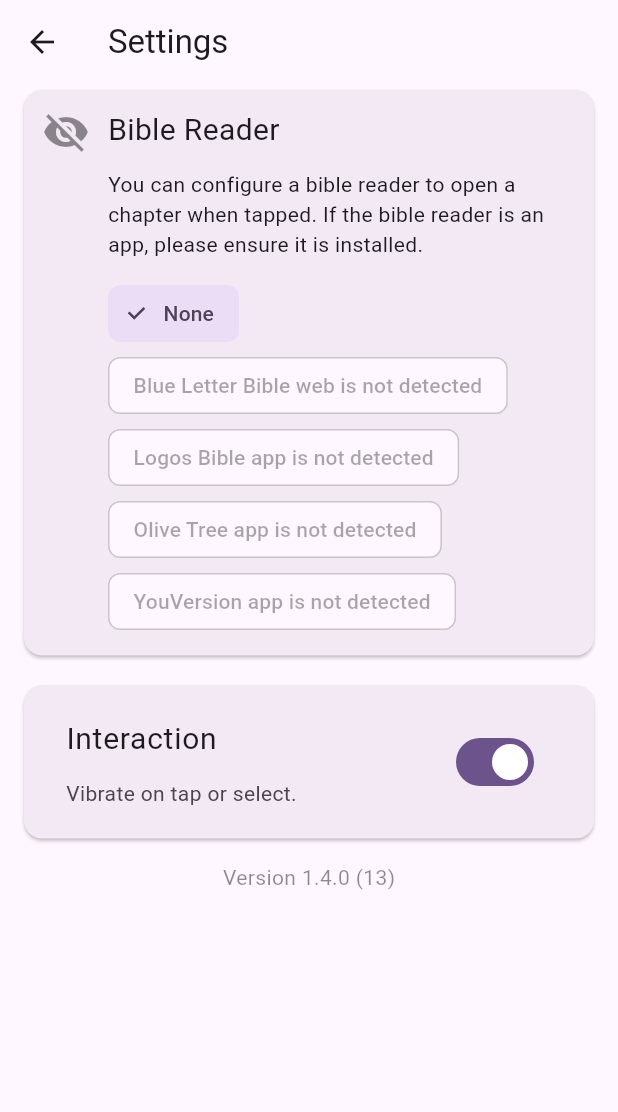
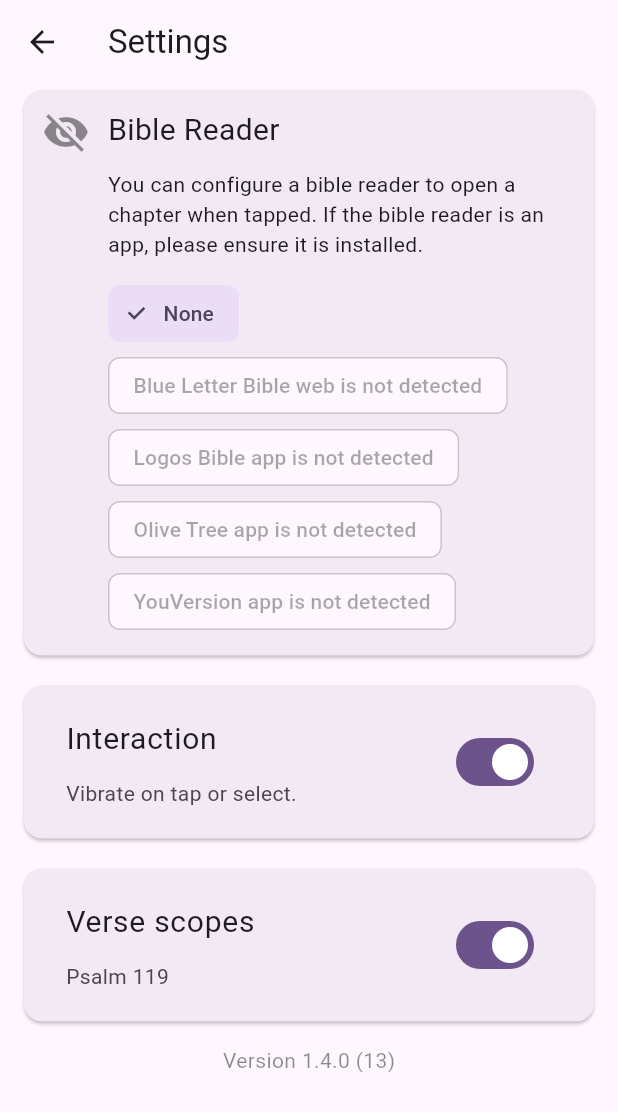
Before and after one commit to dizzib/bible-feed, a Flutter app: the screen it shows after launch, after a tap on the "settings" icon, on a phone screen of 412 x 824 dp. Shown: the top 1112 px of the screen. Run offline on Flutter 3.47's test engine with Material 3 defaults, Android fonts, the phone set to English and light mode, and no system bars; our stand-ins replace auto_size_text, clock, dartx, get_it, injectable, package_info_plus and 2 more; missing offline and left inert: app_install_events.

Commit message:
add verse scopes ui

```diff
--- a/lib/service/verse_scope_service.dart
+++ b/lib/service/verse_scope_service.dart
@@ -32,6 +32,7 @@ class VerseScopeService extends ChangeNotifier {
   }
 
   String verseScopeName(Feed f) {
+    if (!isEnabled) return '';
     final vsm = _verseScopeMap(f);
     if (vsm == null) return '';
     return vsm[f.verse]!.replaceAll('_', String.fromCharCode(0x00A0));
--- a/lib/view/feed_card.dart
+++ b/lib/view/feed_card.dart
@@ -6,6 +6,7 @@ import '/model/feed.dart';
 import '/model/feeds.dart';
 import '/service/bible_reader_service.dart';
 import '/service/haptic_service.dart';
+import '/service/verse_scope_service.dart';
 import 'book_chapter_dialog.dart';
 import 'feed_card_book_chapter.dart';
 import 'feed_card_title_bar.dart';
@@ -18,6 +19,7 @@ class FeedCard extends WatchingWidget {
   build(context) {
     final brs = watchIt<BibleReaderService>();
     final feeds = watchIt<Feeds>();
+    watchIt<VerseScopeService>();
     watch(feed);
 
     return AnimatedOpacity(
--- a/lib/view/settings.dart
+++ b/lib/view/settings.dart
@@ -4,6 +4,7 @@ import 'package:watch_it/watch_it.dart';
 import 'app_version.dart';
 import 'settings_bible_reader.dart';
 import 'settings_haptic.dart';
+import 'settings_verse_scope.dart';
 
 class Settings extends WatchingWidget {
   @override
@@ -22,6 +23,7 @@ class Settings extends WatchingWidget {
               children: [
                 BibleReaderSettings(),
                 HapticSettings(),
+                VerseScopeSettings(),
                 const AppVersion(),
               ],
             ),
--- /dev/null
+++ b/lib/view/settings_verse_scope.dart
@@ -0,0 +1,33 @@
+import 'package:flutter/material.dart';
+import 'package:watch_it/watch_it.dart';
+
+import '/service/verse_scope_service.dart';
+
+class VerseScopeSettings extends StatelessWidget {
+  VerseScopeSettings({super.key});
+
+  final vss = watchIt<VerseScopeService>();
+
+  @override
+  Widget build(BuildContext context) {
+    const spacing = 12.0;
+
+    return Card(
+      child: Padding(
+        padding: const EdgeInsets.all(spacing),
+        child: SwitchListTile(
+          title: const Text(
+            'Verse scopes',
+            style: TextStyle(fontSize: 20),
+          ),
+          subtitle: const Padding(
+            padding: EdgeInsets.only(top: spacing),
+            child: Text('Psalm 119'),
+          ),
+          value: vss.isEnabled,
+          onChanged: (value) => vss.isEnabled = value,
+        ),
+      ),
+    );
+  }
+}
```
